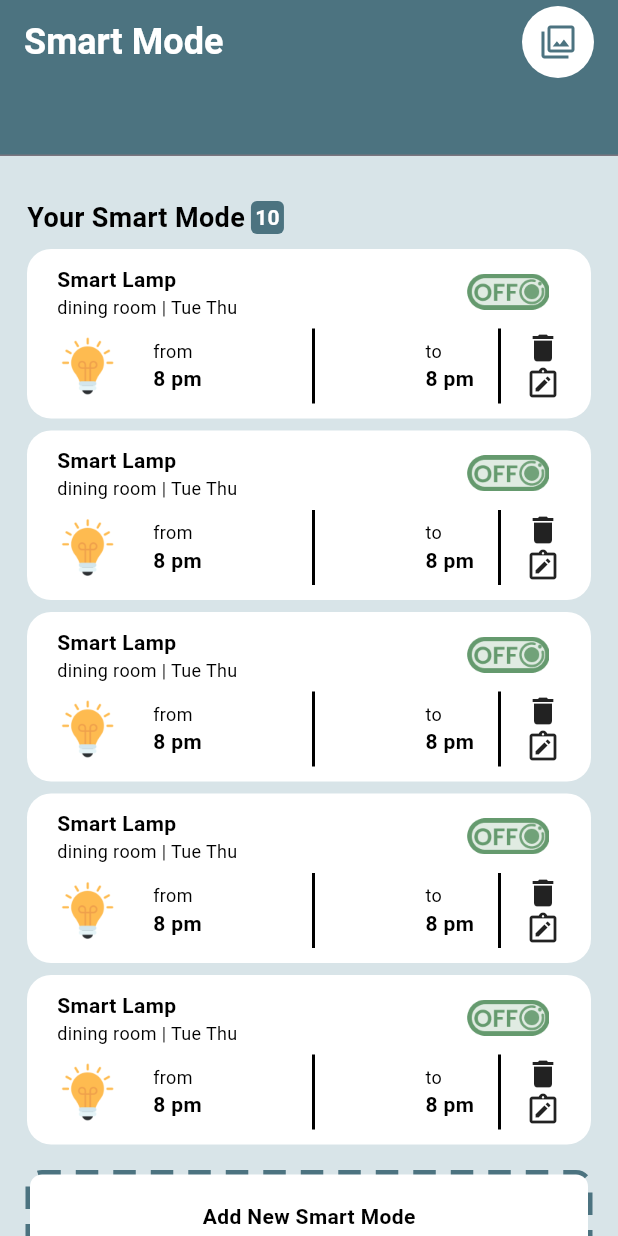
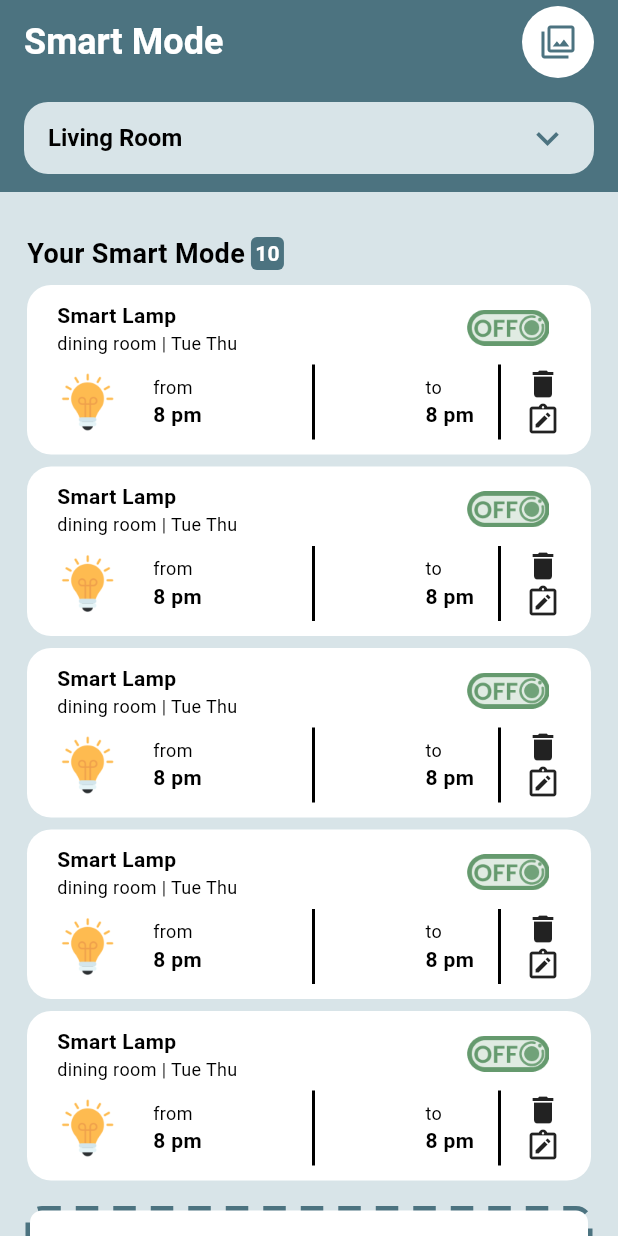
Before and after one commit to ashraful1003/Smart-Home, a Flutter app: the screen it shows after launch, on a phone screen of 412 x 824 dp. Run offline on Flutter 3.47's test engine with Material 2 defaults, Android fonts, the phone set to English and light mode, and no system bars; drawn by our look-alikes of dotted_border; our stand-ins replace google_nav_bar.

Commit message:
Smart mode screen with dropdown added

```diff
--- a/lib/views/smart_mode/smart_mode_screen.dart
+++ b/lib/views/smart_mode/smart_mode_screen.dart
@@ -5,10 +5,25 @@ import 'package:smart_home/views/common_widget/frame38.dart';
 import 'package:smart_home/views/common_widget/text_widget.dart';
 import 'package:smart_home/views/smart_mode/mode_card.dart';
 
-class SmartModeScreen extends StatelessWidget {
+class SmartModeScreen extends StatefulWidget {
   SmartModeScreen({Key? key}) : super(key: key);
 
+  @override
+  State<SmartModeScreen> createState() => _SmartModeScreenState();
+}
+
+class _SmartModeScreenState extends State<SmartModeScreen> {
   TextEditingController controller = TextEditingController();
+
+  String dropdownvalue = 'Living Room';
+
+  var items = [
+    'Living Room',
+    'Dining Room',
+    'Smart Mode',
+    'Room',
+    'Kitchen',
+  ];
 
   @override
   Widget build(BuildContext context) {
@@ -44,8 +59,36 @@ class SmartModeScreen extends StatelessWidget {
               children: [
                 Container(
                   color: hexToColor(mains2),
-                  child: TextField(
-                    controller: controller,
+                  child: Container(
+                    padding: EdgeInsets.symmetric(horizontal: 16),
+                    margin: EdgeInsets.symmetric(horizontal: 16,vertical: 12),
+                    decoration: BoxDecoration(
+                      color: hexToColor(roombg),
+                      borderRadius: BorderRadius.circular(16)
+                    ),
+                    child: DropdownButton(
+                      value: dropdownvalue,
+                      dropdownColor: hexToColor(roombg),
+                      isExpanded: true,
+                      style: const TextStyle(
+                          color: Colors.black,
+                          fontSize: 16,
+                          fontWeight: FontWeight.w600),
+                      underline: SizedBox(),
+                      icon: Icon(Icons.keyboard_arrow_down, color: hexToColor(mains2),),
+                      iconSize: 30,
+                      items: items.map((String items) {
+                        return DropdownMenuItem(
+                          value: items,
+                          child: Text(items),
+                        );
+                      }).toList(),
+                      onChanged: (String? newValue) {
+                        setState(() {
+                          dropdownvalue = newValue!;
+                        });
+                      },
+                    ),
                   ),
                 ),
                 const SizedBox(
```
